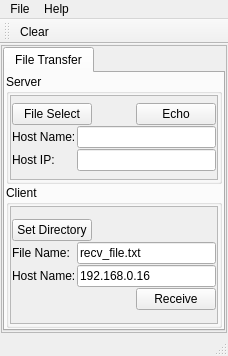
Qt form main.ui (genopark/socket_program) before a commit.
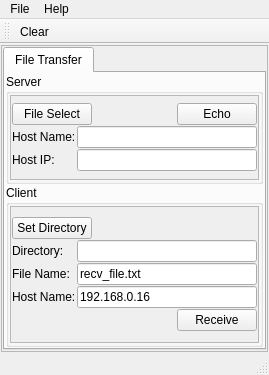
The same form after that commit. Icons and pictures are not drawn.

Commit message: added client directory textbox

What changed in the file:
```diff
--- a/main.ui
+++ b/main.ui
@@ -6,8 +6,8 @@
    <rect>
     <x>0</x>
     <y>0</y>
-    <width>228</width>
-    <height>356</height>
+    <width>269</width>
+    <height>375</height>
    </rect>
   </property>
   <property name="windowTitle">
@@ -40,8 +40,8 @@
         <rect>
          <x>0</x>
          <y>0</y>
-         <width>224</width>
-         <height>286</height>
+         <width>265</width>
+         <height>305</height>
         </rect>
        </property>
        <layout class="QGridLayout" name="gridLayout_2">
@@ -125,7 +125,7 @@
                    <rect>
                     <x>0</x>
                     <y>0</y>
-                    <width>208</width>
+                    <width>249</width>
                     <height>84</height>
                    </rect>
                   </property>
@@ -260,8 +260,8 @@
                    <rect>
                     <x>0</x>
                     <y>0</y>
-                    <width>208</width>
-                    <height>126</height>
+                    <width>249</width>
+                    <height>145</height>
                    </rect>
                   </property>
                   <layout class="QGridLayout" name="gridLayout_11">
@@ -332,21 +332,14 @@
                      </item>
                      <item row="1" column="0">
                       <layout class="QGridLayout" name="gridLayout_6">
-                       <item row="0" column="0">
+                       <item row="1" column="0">
                         <widget class="QLabel" name="label_4">
                          <property name="text">
                           <string>File Name:</string>
                          </property>
                         </widget>
                        </item>
-                       <item row="0" column="1">
-                        <widget class="QLineEdit" name="tbConnectClient_2">
-                         <property name="text">
-                          <string>recv_file.txt</string>
-                         </property>
-                        </widget>
-                       </item>
-                       <item row="1" column="0">
+                       <item row="2" column="0">
                         <widget class="QLabel" name="label_3">
                          <property name="text">
                           <string>Host Name:</string>
@@ -354,12 +347,33 @@
                         </widget>
                        </item>
                        <item row="1" column="1">
-                        <widget class="QLineEdit" name="tbConnectClient">
+                        <widget class="QLineEdit" name="tbClientFileName">
+                         <property name="text">
+                          <string>recv_file.txt</string>
+                         </property>
+                        </widget>
+                       </item>
+                       <item row="2" column="1">
+                        <widget class="QLineEdit" name="tbClientHostName">
                          <property name="text">
                           <string>192.168.0.16</string>
                          </property>
                         </widget>
                        </item>
+                       <item row="0" column="0">
+                        <widget class="QLabel" name="label_5">
+                         <property name="text">
+                          <string>Directory:</string>
+                         </property>
+                        </widget>
+                       </item>
+                       <item row="0" column="1">
+                        <widget class="QLineEdit" name="tbClientFileDir">
+                         <property name="readOnly">
+                          <bool>true</bool>
+                         </property>
+                        </widget>
+                       </item>
                       </layout>
                      </item>
                     </layout>
@@ -386,7 +400,7 @@
     <rect>
      <x>0</x>
      <y>0</y>
-     <width>228</width>
+     <width>269</width>
      <height>21</height>
     </rect>
    </property>
```
The commit also changes 2 other files.
